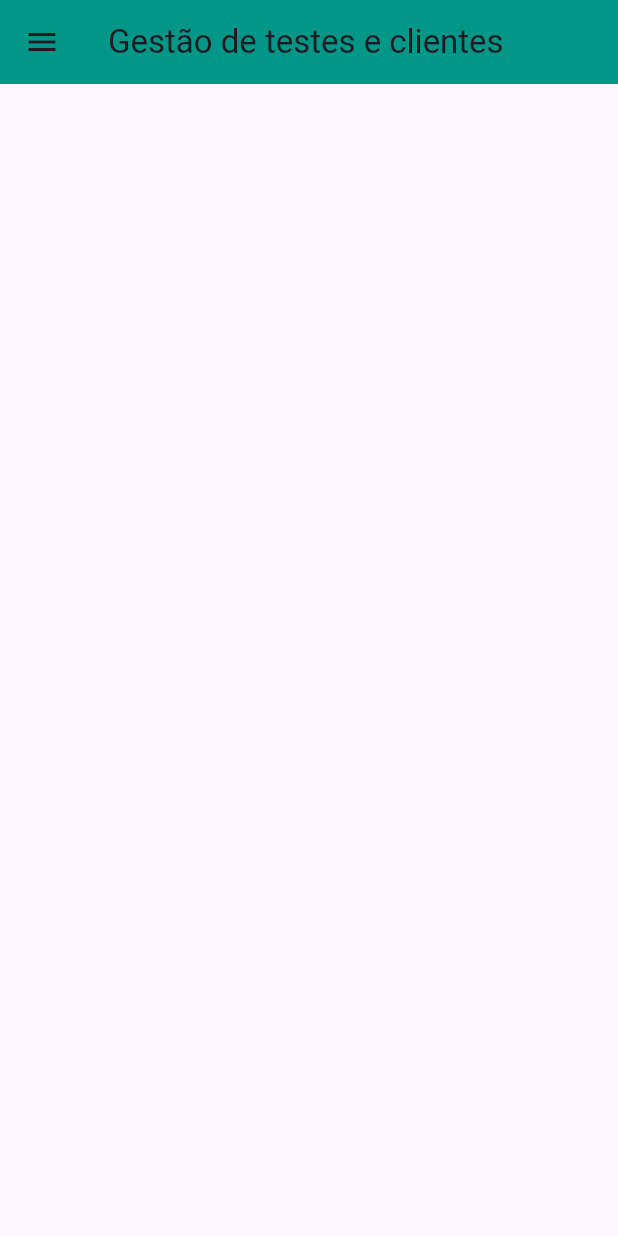
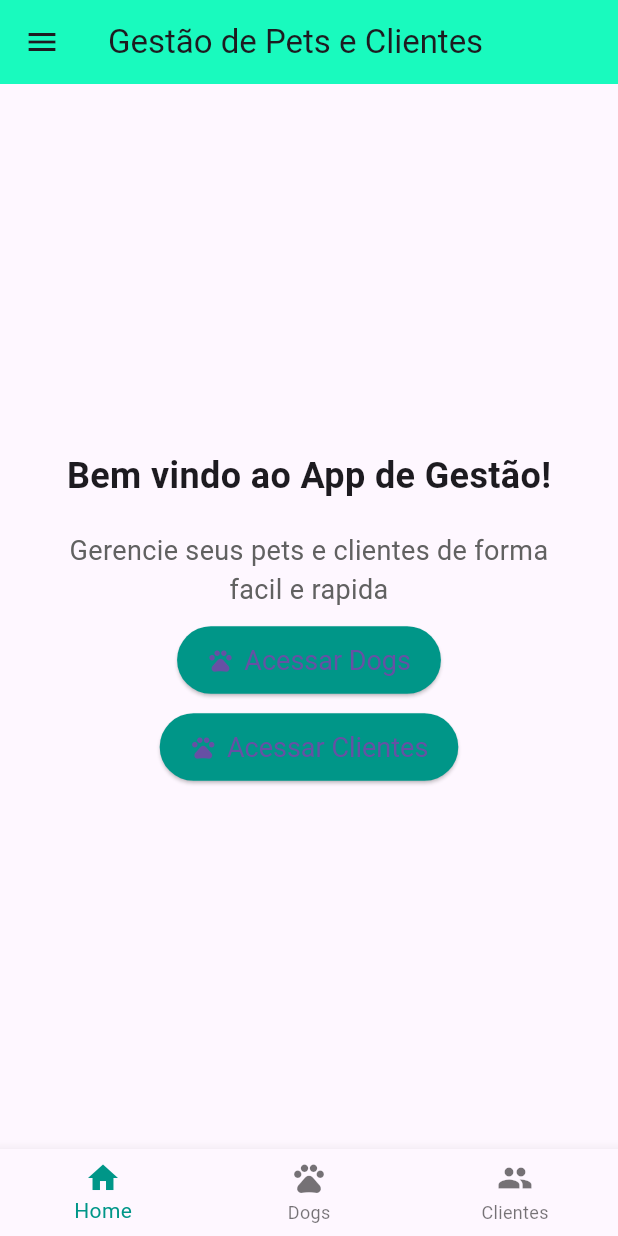
Before and after one commit to Tom-Ganks/app_dogs_v1-master, a Flutter app: the screen it shows after launch, on a phone screen of 412 x 824 dp. Run offline on Flutter 3.47's test engine with Material 3 defaults, Android fonts, the phone set to English and light mode, and no system bars; our stand-ins replace font_awesome_flutter, sqflite, sqflite_common_ffi; accounts and stored records are empty.

Commit message:
projeto dogs atualizado

```diff
--- a/lib/main.dart
+++ b/lib/main.dart
@@ -1,8 +1,7 @@
 import 'dart:io';
+import 'package:app_dogs/presentation/pages/splash_screen.dart';
 import 'package:flutter/material.dart';
 import 'package:sqflite_common_ffi/sqflite_ffi.dart';
-
-import 'presentation/pages/home_page.dart';
 
 void main() {
   // Verifique se está em um ambiente desktop (Windows, Linux, macOS)
@@ -22,7 +21,7 @@ class MyApp extends StatelessWidget {
   Widget build(BuildContext context) {
     return const MaterialApp(
       debugShowCheckedModeBanner: false,
-      home: HomePage(),
+      home: SplashScreen(),
     );
   }
 }
--- a/lib/presentation/pages/home_page.dart
+++ b/lib/presentation/pages/home_page.dart
@@ -1,34 +1,56 @@
 import 'package:app_dogs/presentation/pages/Dogs/dog_page.dart';
+import 'package:app_dogs/presentation/pages/main_home_page.dart';
 import 'package:app_dogs/presentation/pages/pessoas/pessoa_page.dart';
 import 'package:flutter/material.dart';
 
-class HomePage extends StatelessWidget {
+class HomePage extends StatefulWidget {
   const HomePage({super.key});
+
+  @override
+  State<HomePage> createState() => _HomePageState();
+}
+
+class _HomePageState extends State<HomePage> {
+  int _selectedIndex = 0;
+
+  final List<Widget> _pages = [
+    const MainHomePage(),
+    const DogPage(),
+    const PessoaPage(),
+  ];
+
+  void _onItemTapped(int index) {
+    setState(() {
+      _selectedIndex = index;
+    });
+  }
 
   @override
   Widget build(BuildContext context) {
     return Scaffold(
       appBar: AppBar(
-        title: const Text('Gestão de testes e clientes'),
-        backgroundColor: Colors.teal,
+        title: const Text('Gestão de Pets e Clientes'),
+        backgroundColor: const Color.fromARGB(255, 25, 250, 190),
       ),
       drawer: Drawer(
-        child: ListView(padding: EdgeInsets.zero, children: [
-          // Cabeçalho do drawer
-          DrawerHeader(
+        child: ListView(
+          padding: EdgeInsets.zero,
+          children: [
+            // Cabeçalho do Drawer
+            const DrawerHeader(
               decoration: BoxDecoration(
-              color: Colors.teal.shade300,
+                color: Colors.teal,
               ),
-            child: const Column(
+              child: Column(
                 mainAxisAlignment: MainAxisAlignment.center,
                 children: [
                   CircleAvatar(
                     radius: 40,
-                  backgroundImage: AssetImage('assets/gorrissse.jpg'),
+                    backgroundImage: AssetImage('assets/profile_image.png'),
                   ),
                   SizedBox(height: 10),
                   Text(
-                  'Bem-Vindo',
+                    'Bem-vindo!',
                     style: TextStyle(color: Colors.white, fontSize: 20),
                   ),
                 ],
@@ -45,17 +67,39 @@ class HomePage extends StatelessWidget {
                 );
               },
             ),
-          // Menu para a página dos Clientes
+            // Menu para a página de Clientes
             ListTile(
               leading: const Icon(Icons.people, color: Colors.teal),
-              title: const Text('Pessoas'),
+              title: const Text('Clientes'),
               onTap: () {
                 Navigator.push(
                     context,
-                  MaterialPageRoute(builder: (context) => const PessoaPage()),
-                );
-              })
-        ]),
+                    MaterialPageRoute(
+                        builder: (context) => const PessoaPage()));
+              },
+            ),
+          ],
+        ),
+      ),
+      body: _pages[_selectedIndex],
+      bottomNavigationBar: BottomNavigationBar(
+        items: const [
+          BottomNavigationBarItem(
+            icon: Icon(Icons.home),
+            label: "Home",
+          ),
+          BottomNavigationBarItem(
+            icon: Icon(Icons.pets),
+            label: 'Dogs',
+          ),
+          BottomNavigationBarItem(
+            icon: Icon(Icons.people),
+            label: 'Clientes',
+          ),
+        ],
+//      currentIndex: _selectedIndex,
+        selectedItemColor: Colors.teal,
+        onTap: _onItemTapped,
       ),
     );
   }
--- /dev/null
+++ b/lib/presentation/pages/main_home_page.dart
@@ -0,0 +1,60 @@
+import 'package:app_dogs/presentation/pages/Dogs/dog_page.dart';
+import 'package:app_dogs/presentation/pages/pessoas/pessoa_page.dart';
+import 'package:flutter/material.dart';
+
+class MainHomePage extends StatelessWidget {
+  const MainHomePage({super.key});
+
+  @override
+  Widget build(BuildContext context) {
+    return Center(
+      child: Column(mainAxisAlignment: MainAxisAlignment.center, children: [
+        const Text(
+          'Bem vindo ao App de Gestão!',
+          style: TextStyle(fontSize: 24, fontWeight: FontWeight.bold),
+        ),
+        const SizedBox(height: 20),
+        Padding(
+          padding: const EdgeInsets.symmetric(horizontal: 40.0),
+          child: Text(
+            'Gerencie seus pets e clientes de forma facil e rapida',
+            textAlign: TextAlign.center,
+            style: TextStyle(fontSize: 18, color: Colors.grey.shade700),
+          ),
+        ),
+        const SizedBox(height: 10),
+        ElevatedButton.icon(
+          icon: const Icon(Icons.pets),
+          label: const Text('Acessar Dogs'),
+          style: ElevatedButton.styleFrom(
+            backgroundColor: Colors.teal,
+            padding: const EdgeInsets.symmetric(horizontal: 20, vertical: 12),
+            textStyle: const TextStyle(fontSize: 18),
+          ),
+          onPressed: () {
+            Navigator.push(
+              context,
+              MaterialPageRoute(builder: (context) => const DogPage()),
+            );
+          },
+        ),
+        const SizedBox(height: 10),
+        ElevatedButton.icon(
+          icon: const Icon(Icons.pets),
+          label: const Text('Acessar Clientes'),
+          style: ElevatedButton.styleFrom(
+            backgroundColor: Colors.teal,
+            padding: const EdgeInsets.symmetric(horizontal: 20, vertical: 12),
+            textStyle: const TextStyle(fontSize: 18),
+          ),
+          onPressed: () {
+            Navigator.push(
+              context,
+              MaterialPageRoute(builder: (context) => const PessoaPage()),
+            );
+          },
+        ),
+      ]),
+    );
+  }
+}
```
Also changed, not shown: lib/core/database_helper.dart (+31 -5 lines), lib/presentation/pages/splash_screen.dart (added, +55 -0 lines). Lines whose indentation alone changed are shown as unchanged.
